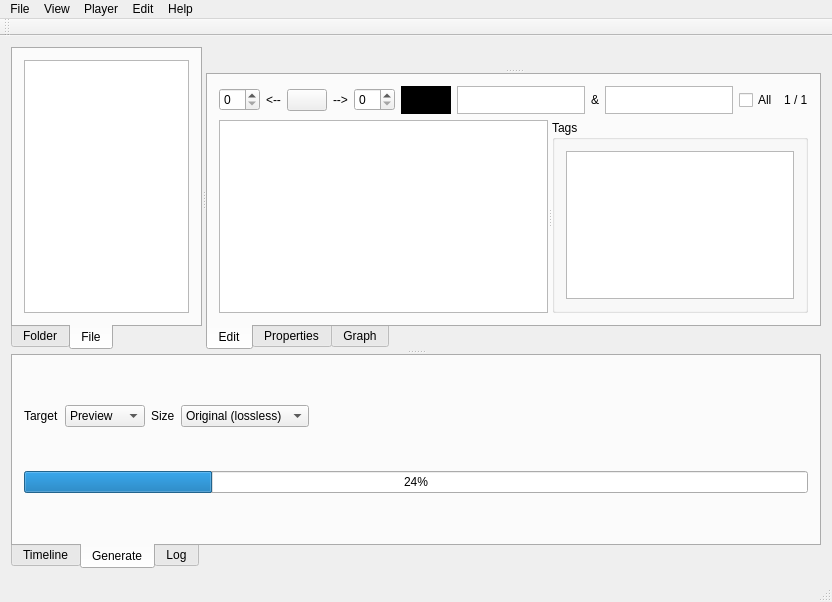
ewoudwijma/MediaSidekick, file mainwindow.ui: the form before one commit.
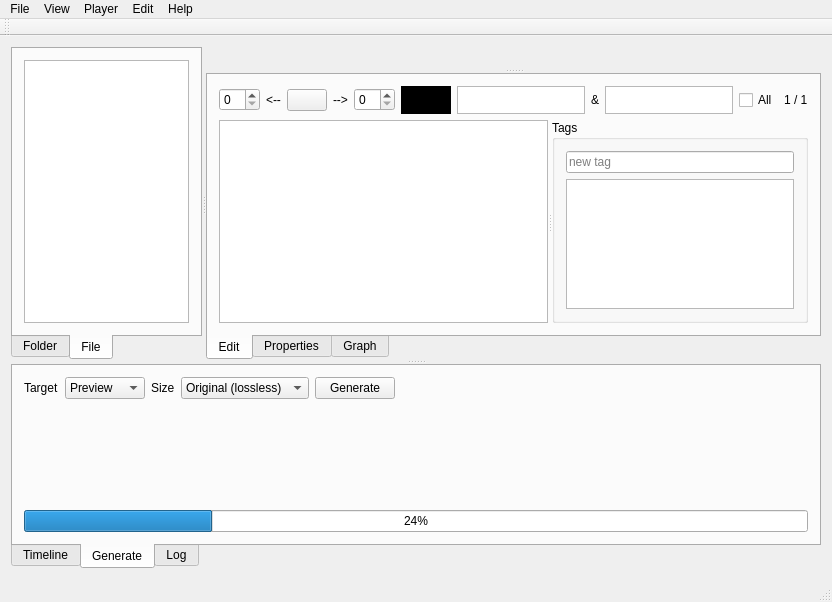
The form after the commit. The open tabs and pages were chosen to show the change. Custom widgets are drawn as their Qt base class.

Commit message: Lots of changes, see workflowy. e.g. adding generate screen

Diff of the .ui file:
```diff
--- a/mainwindow.ui
+++ b/mainwindow.ui
@@ -196,6 +196,13 @@
                  <string>Tags</string>
                 </property>
                 <layout class="QVBoxLayout" name="verticalLayout_9">
+                 <item>
+                  <widget class="QLineEdit" name="newTagLineEdit">
+                   <property name="placeholderText">
+                    <string>new tag</string>
+                   </property>
+                  </widget>
+                 </item>
                  <item>
                   <widget class="FTagsListView" name="tagsListView"/>
                  </item>
@@ -414,6 +421,13 @@
                </item>
               </widget>
              </item>
+             <item>
+              <widget class="QPushButton" name="generateButton">
+               <property name="text">
+                <string>Generate</string>
+               </property>
+              </widget>
+             </item>
              <item>
               <spacer name="horizontalSpacer_3">
                <property name="orientation">
@@ -431,6 +445,9 @@
            </item>
           </layout>
          </item>
+         <item>
+          <widget class="FGenerate" name="generateWidget" native="true"/>
+         </item>
          <item>
           <widget class="QProgressBar" name="progressBar">
            <property name="value">
@@ -715,6 +732,12 @@
    <extends>QGraphicsView</extends>
    <header>qgraphwidget.h</header>
   </customwidget>
+  <customwidget>
+   <class>FGenerate</class>
+   <extends>QWidget</extends>
+   <header>fgenerate.h</header>
+   <container>1</container>
+  </customwidget>
  </customwidgets>
  <resources/>
  <connections/>
```
Left out of the diff: 77 changed lines with no effect on the pictures. The commit also changes 37 other files.
